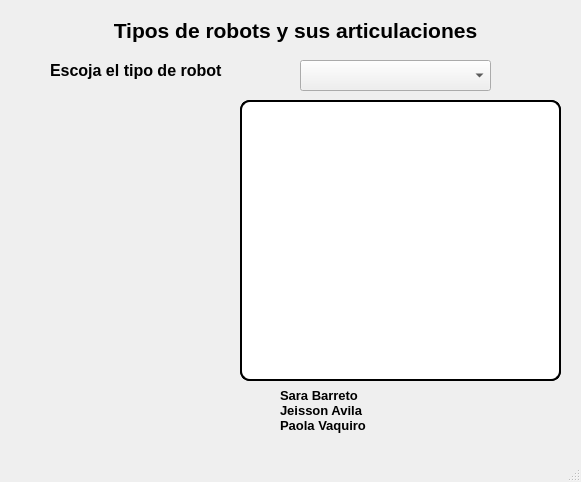
First picture: the form in Taller_2/GUI_A3.ui, repository PvaquiroA/class_EP1, before the edit.
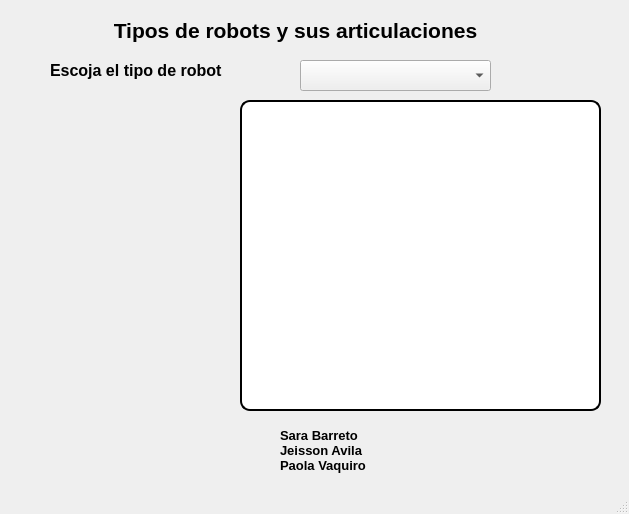
Second picture: the form after the edit. Icons and pictures are not drawn.

What changed in the file:
```diff
--- a/Taller_2/GUI_A3.ui
+++ b/Taller_2/GUI_A3.ui
@@ -6,8 +6,8 @@
    <rect>
     <x>0</x>
     <y>0</y>
-    <width>581</width>
-    <height>482</height>
+    <width>629</width>
+    <height>514</height>
    </rect>
   </property>
   <property name="windowTitle">
@@ -17,15 +17,17 @@
    <widget class="QLabel" name="label">
     <property name="geometry">
      <rect>
-      <x>60</x>
-      <y>380</y>
+      <x>50</x>
+      <y>410</y>
       <width>161</width>
       <height>71</height>
      </rect>
     </property>
     <property name="styleSheet">
-     <string notr="true">border-image: url(:/cct/logo.png);
-background-image: url(:/cct/logo.png);</string>
+     <string notr="true"/>
+    </property>
+    <property name="midLineWidth">
+     <number>-4</number>
     </property>
     <property name="text">
      <string/>
@@ -35,7 +37,7 @@
     <property name="geometry">
      <rect>
       <x>280</x>
-      <y>380</y>
+      <y>420</y>
       <width>121</width>
       <height>61</height>
      </rect>
@@ -136,8 +138,8 @@
      <rect>
       <x>240</x>
       <y>100</y>
-      <width>321</width>
-      <height>281</height>
+      <width>361</width>
+      <height>311</height>
      </rect>
     </property>
     <property name="styleSheet">
@@ -154,28 +156,6 @@
     <property name="frameShadow">
      <enum>QFrame::Raised</enum>
     </property>
-    <widget class="QWidget" name="verticalLayoutWidget">
-     <property name="geometry">
-      <rect>
-       <x>0</x>
-       <y>0</y>
-       <width>321</width>
-       <height>281</height>
-      </rect>
-     </property>
-     <layout class="QVBoxLayout" name="verticalLayout">
-      <item>
-       <widget class="QLabel" name="label_4">
-        <property name="styleSheet">
-         <string notr="true"/>
-        </property>
-        <property name="text">
-         <string>&lt;html&gt;&lt;head/&gt;&lt;body&gt;&lt;p&gt;&lt;br/&gt;&lt;/p&gt;&lt;/body&gt;&lt;/html&gt;</string>
-        </property>
-       </widget>
-      </item>
-     </layout>
-    </widget>
    </widget>
    <widget class="QLabel" name="label_3">
     <property name="geometry">
```
Left out of the diff: 16 changed lines with no effect on the pictures.
